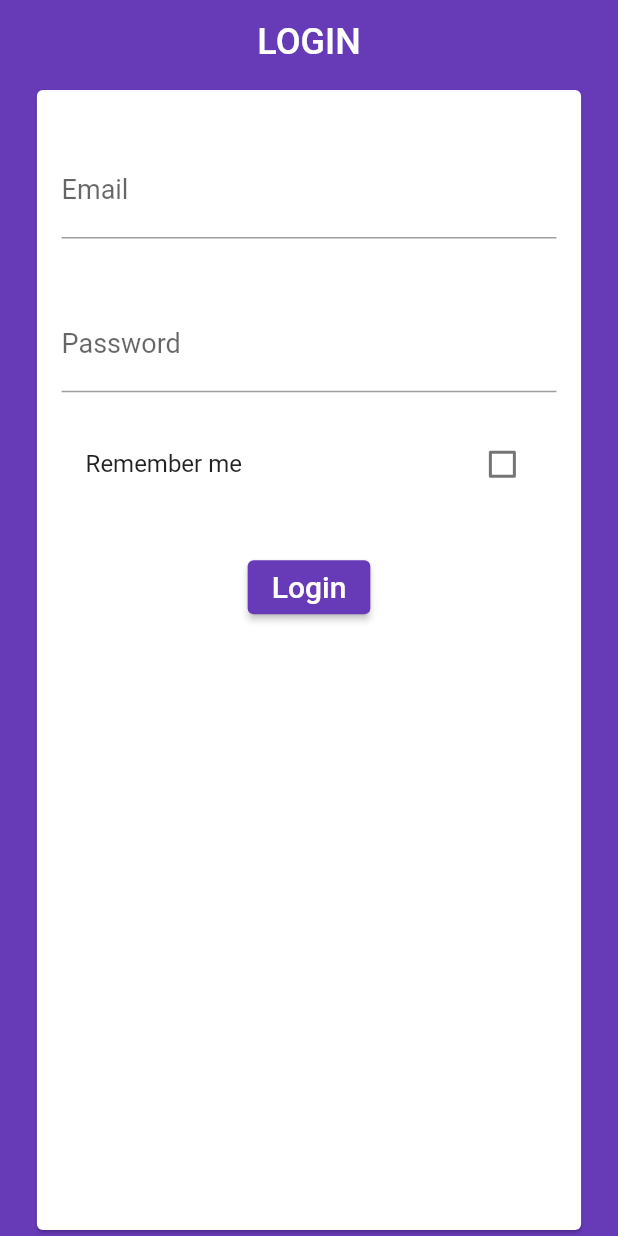
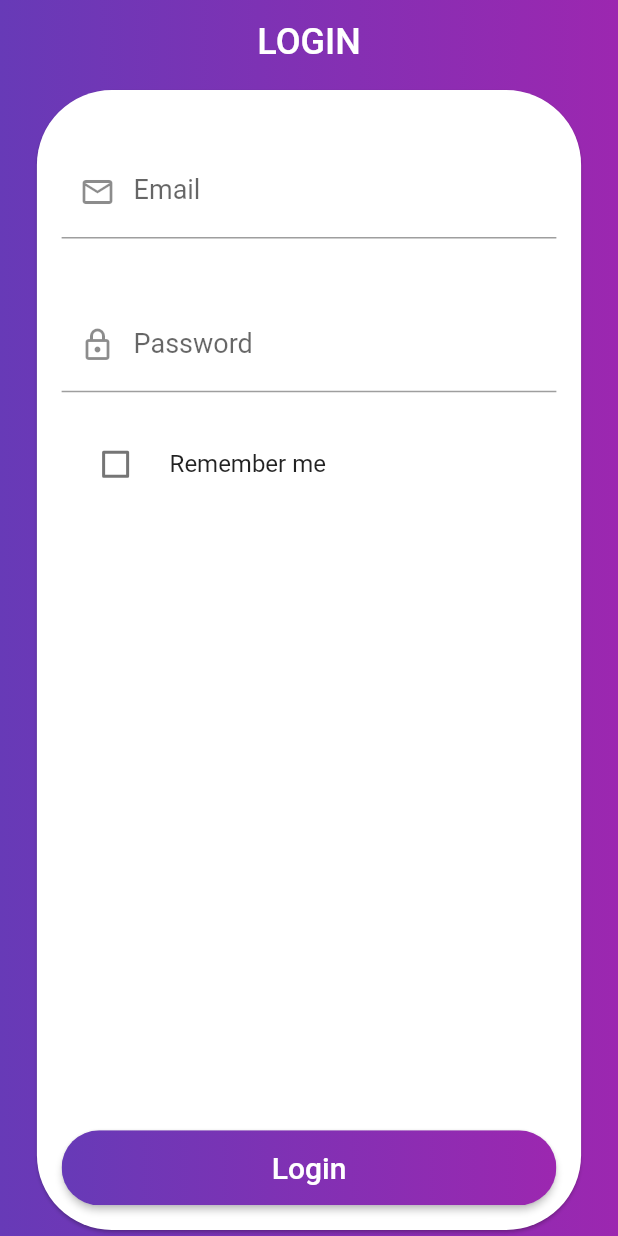
Before and after one commit to ronpetit/VassTraining, a Flutter app: the screen it shows after launch, on a phone screen of 412 x 824 dp. Run offline on Flutter 3.47's test engine with Material 2 defaults, Android fonts, the phone set to English and light mode, and no system bars.

Commit message:
Cambios de diseño

```diff
--- a/lib/modules/home/view/home.dart
+++ b/lib/modules/home/view/home.dart
@@ -46,7 +46,13 @@ class MyNewAppState extends State<MyNewApp> implements View {
           style: TextStyle(color: Colors.white, fontSize: 24),
         ),
         centerTitle: true,
-        backgroundColor: Colors.deepPurple,
+        flexibleSpace: Container(
+          decoration: BoxDecoration(
+              gradient: LinearGradient(
+                  colors: [Colors.deepPurple, Colors.purple],
+                  begin: Alignment.centerLeft,
+                  end: Alignment.centerRight)),
+        ),
         elevation: 0,
       ),
       body: Builder(
@@ -55,12 +61,17 @@ class MyNewAppState extends State<MyNewApp> implements View {
             width: _width,
             height: _height,
             padding: EdgeInsets.symmetric(horizontal: _width * 0.05),
-            color: Colors.deepPurple,
+            decoration: BoxDecoration(
+                gradient: LinearGradient(
+                    colors: [Colors.deepPurple, Colors.purple],
+                    begin: Alignment.centerLeft,
+                    end: Alignment.centerRight)),
             child: Align(
               alignment: Alignment.topCenter,
               child: SizedBox(
                 width: _width,
                 child: Card(
+                  shape: RoundedRectangleBorder(borderRadius: BorderRadius.circular(50)),
                   child: Padding(
                     padding: EdgeInsets.all(_width * 0.04),
                     child: Form(
@@ -73,8 +84,13 @@ class MyNewAppState extends State<MyNewApp> implements View {
                           TextFormField(
                               controller: _emailController,
                               keyboardType: TextInputType.emailAddress,
-                              style: TextStyle(color: Colors.grey[700], fontSize: _tamanoGrande ? 18 : 14),
-                              decoration: InputDecoration(labelText: "Email", hintText: "example@example.com"),
+                              style: TextStyle(
+                                  color: Colors.grey[700],
+                                  fontSize: _tamanoGrande ? 18 : 14),
+                              decoration: InputDecoration(
+                                  labelText: "Email",
+                                  hintText: "example@example.com",
+                                  prefixIcon: Icon(Icons.email_outlined)),
                               validator: (value) {
                                 if (value.isEmpty) {
                                   return 'Email is required';
@@ -88,8 +104,12 @@ class MyNewAppState extends State<MyNewApp> implements View {
                               controller: _passwordController,
                               obscureText: true,
                               keyboardType: TextInputType.visiblePassword,
-                              style: TextStyle(color: Colors.grey[700], fontSize: _tamanoGrande ? 18 : 14),
-                              decoration: InputDecoration(labelText: "Password"),
+                              style: TextStyle(
+                                  color: Colors.grey[700],
+                                  fontSize: _tamanoGrande ? 18 : 14),
+                              decoration: InputDecoration(
+                                  labelText: "Password",
+                                  prefixIcon: Icon(Icons.lock_outlined)),
                               validator: (value) {
                                 if (value.isEmpty) {
                                   return 'Password is required';
@@ -102,7 +122,7 @@ class MyNewAppState extends State<MyNewApp> implements View {
                           ),
                           CheckboxListTile(
                             title: Text("Remember me"),
-                            controlAffinity: ListTileControlAffinity.platform,
+                            controlAffinity: ListTileControlAffinity.leading,
                             value: _checked,
                             onChanged: (bool value) {
                               setState(() {
@@ -111,32 +131,54 @@ class MyNewAppState extends State<MyNewApp> implements View {
                             },
                             activeColor: Colors.deepPurple,
                           ),
-                          SizedBox(
-                            height: 30,
-                          ),
-                          ElevatedButton(
-                            style: ButtonStyle(
-                              backgroundColor: MaterialStateProperty.all<Color>(Colors.deepPurple),
-                            ),
+                          Spacer(),
+                          Container(
+                            height: 50,
+                            alignment: FractionalOffset.bottomCenter,
+                            child: RaisedButton(
+                                shape: RoundedRectangleBorder(
+                                    borderRadius: BorderRadius.circular(60)),
                                 onPressed: !_loading
                                     ? () {
                                         if (formKey.currentState.validate()) {
-                                      Scaffold.of(localContext).showSnackBar(
+                                          Scaffold.of(localContext)
+                                              .showSnackBar(
                                             SnackBar(
                                               content: Text('Processing Data'),
                                             ),
                                           );
-                                      widget._controller.futuresTest(localContext);
+                                          widget._controller
+                                              .futuresTest(localContext);
                                         }
                                       }
                                     : null,
+                                padding: EdgeInsets.all(0.0),
+                                child: Ink(
+                                    decoration: BoxDecoration(
+                                        gradient: LinearGradient(
+                                            colors: [
+                                              Colors.deepPurple,
+                                              Colors.purple
+                                            ],
+                                            begin: Alignment.centerLeft,
+                                            end: Alignment.centerRight),
+                                        borderRadius:
+                                            BorderRadius.circular(30.0)),
+                                    child: Container(
+                                      constraints:
+                                          BoxConstraints(minHeight: 50),
+                                      alignment: Alignment.center,
                                       child: !_loading
                                           ? Text(
                                               'Login',
-                                    style: TextStyle(fontSize: 20),
+                                              textAlign: TextAlign.center,
+                                              style: TextStyle(
+                                                  fontSize: 20,
+                                                  color: Colors.white),
                                             )
                                           : CircularProgressIndicator(),
-                          ),
+                                    ))),
+                          )
                         ],
                       ),
                     ),
@@ -153,7 +195,7 @@ class MyNewAppState extends State<MyNewApp> implements View {
   @override
   void setLoading() {
     setState(() {
-      _loading =  true;
+      _loading = true;
     });
   }
 
```
Lines whose indentation alone changed are shown as unchanged.
